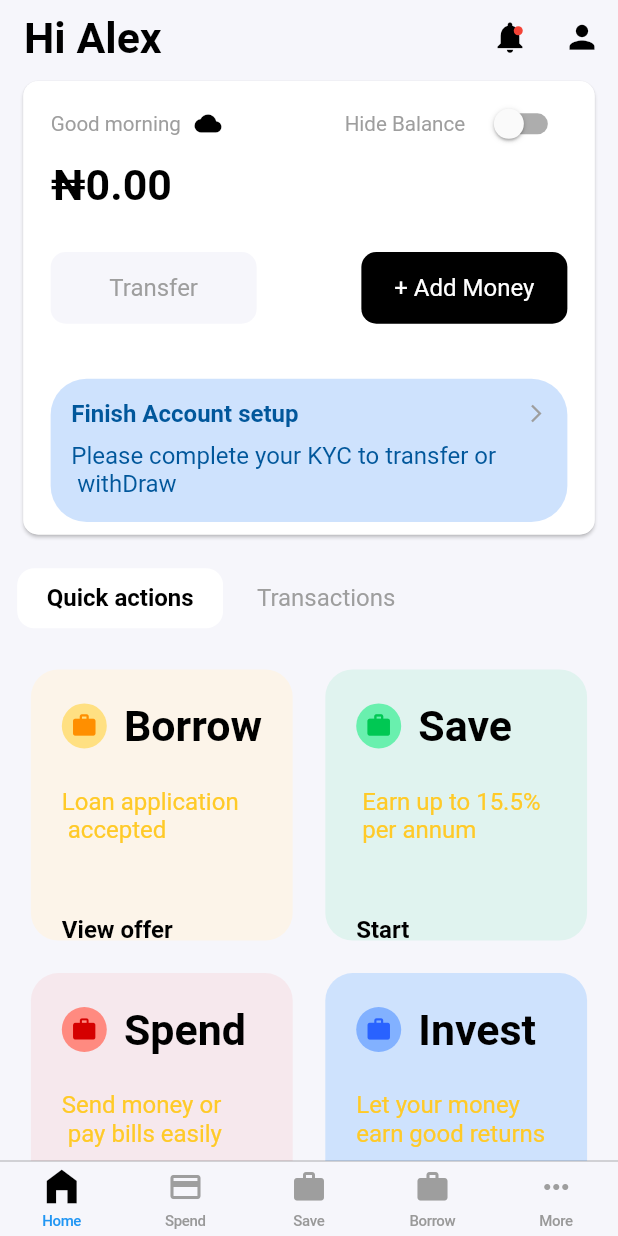
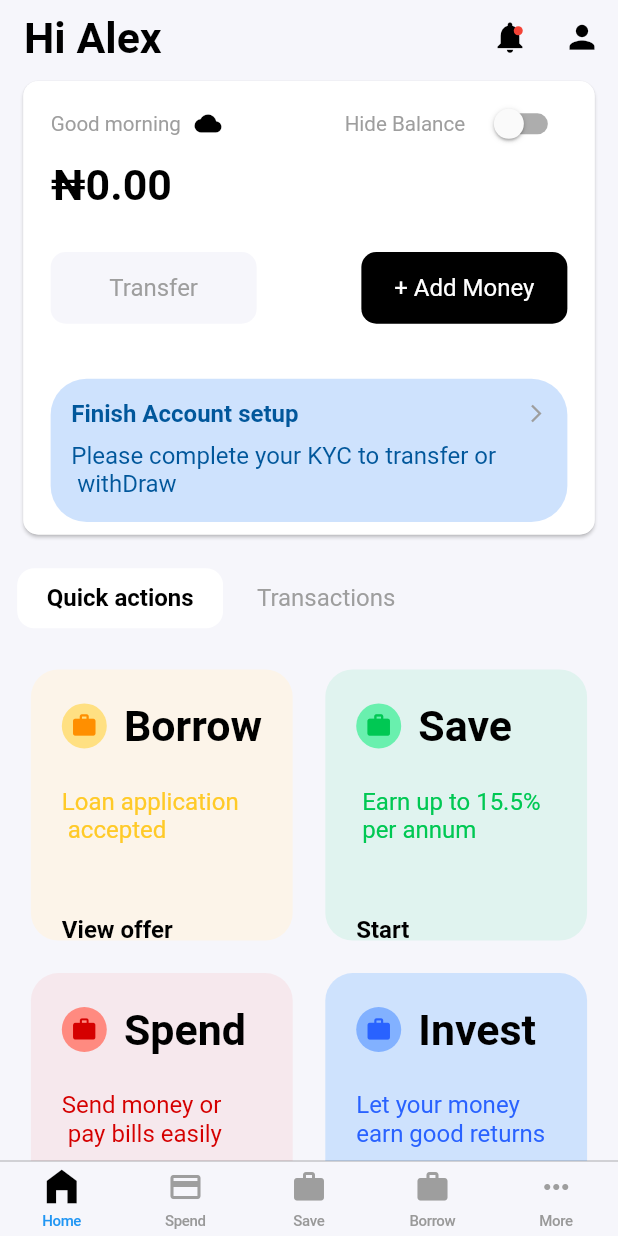
Before and after one commit to Erhabor-Emmanuel/flutter-assesment, a Flutter app: the screen it shows after launch, on a phone screen of 412 x 824 dp. Run offline on Flutter 3.47's test engine with Material 2 defaults, Android fonts, the phone set to English and light mode, and no system bars; our stand-ins replace flutter_screenutil, google_fonts.

Commit message:
[New] --Demo For creditClan -- Erhabor Emmanuel

```diff
--- a/lib/const /styles.dart
+++ b/lib/const /styles.dart
@@ -15,7 +15,6 @@ const Color kWhite = Color(0xffffffff);
 const Color kLightYellow = Color(0xffFCF4E9);
 
 
- var myRichRunesMessage =  Runes('2018 \U+20A6 Author\'s Name');
 
 TextStyle kAppBarStyle = GoogleFonts.roboto(
   color: kBlack,
@@ -79,6 +78,17 @@ TextStyle kViewOffer= GoogleFonts.roboto(
 
 TextStyle kSaveText= GoogleFonts.roboto(
 fontSize: 14.sp,
-color: Colors.greenAccent.shade400,
+color: Colors.greenAccent.shade700,
 fontWeight: FontWeight.w400
 );
+TextStyle kSpend= GoogleFonts.roboto(
+    fontSize: 14.sp,
+    color: Colors.redAccent.shade700,
+    fontWeight: FontWeight.w400
+);
+
+TextStyle kInvest= GoogleFonts.roboto(
+    fontSize: 14.sp,
+    color: Colors.blueAccent.shade700,
+    fontWeight: FontWeight.w400
+);
--- a/lib/ui logic/home screen/home.dart
+++ b/lib/ui logic/home screen/home.dart
@@ -211,9 +211,9 @@ class CustomGrid extends StatelessWidget {
       crossAxisSpacing: 3.0.r,
       children: <Widget> [
         TransactionCard(title: Strings.borrow, subTitle: Strings.loanText, bottomLabel: Strings.view, icon: Icons.work,iconColor: Colors.amber.shade800, backgroundColor: kLightYellow,subTextStyle: kLoanText,bottomLabelTextStyle: kViewOffer, avatarColor: Colors.amber.shade200,),
-        TransactionCard(title: Strings.save, subTitle: Strings.saveSub, bottomLabel: Strings.start, icon: Icons.work,iconColor: Colors.greenAccent.shade700, backgroundColor: kLightGreen,subTextStyle: kLoanText,bottomLabelTextStyle: kViewOffer, avatarColor: Colors.greenAccent.shade200,),
-        TransactionCard(title: Strings.spend, subTitle: Strings.spendSub, bottomLabel: Strings.spend, icon: Icons.work,iconColor: Colors.redAccent.shade700, backgroundColor: kLightRed,subTextStyle: kLoanText,bottomLabelTextStyle: kViewOffer, avatarColor: Colors.redAccent.shade100,),
-        TransactionCard(title: Strings.invest, subTitle: Strings.investSub, bottomLabel: Strings.invest, icon: Icons.work,iconColor: Colors.blueAccent.shade700, backgroundColor: kDarkBlue,subTextStyle: kLoanText,bottomLabelTextStyle: kViewOffer, avatarColor: Colors.blueAccent.shade100,),
+        TransactionCard(title: Strings.save, subTitle: Strings.saveSub, bottomLabel: Strings.start, icon: Icons.work,iconColor: Colors.greenAccent.shade700, backgroundColor: kLightGreen,subTextStyle: kSaveText,bottomLabelTextStyle: kViewOffer, avatarColor: Colors.greenAccent.shade200,),
+        TransactionCard(title: Strings.spend, subTitle: Strings.spendSub, bottomLabel: Strings.spend, icon: Icons.work,iconColor: Colors.redAccent.shade700, backgroundColor: kLightRed,subTextStyle: kSpend,bottomLabelTextStyle: kViewOffer, avatarColor: Colors.redAccent.shade100,),
+        TransactionCard(title: Strings.invest, subTitle: Strings.investSub, bottomLabel: Strings.invest, icon: Icons.work,iconColor: Colors.blueAccent.shade700, backgroundColor: kDarkBlue,subTextStyle: kInvest,bottomLabelTextStyle: kViewOffer, avatarColor: Colors.blueAccent.shade100,),
 
       ],
     );
```
